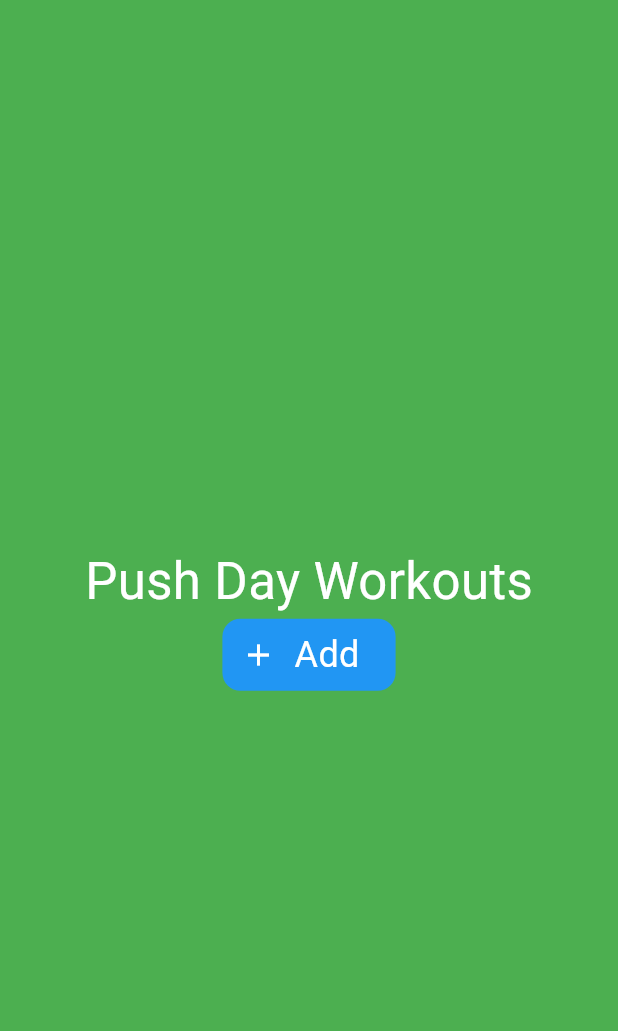
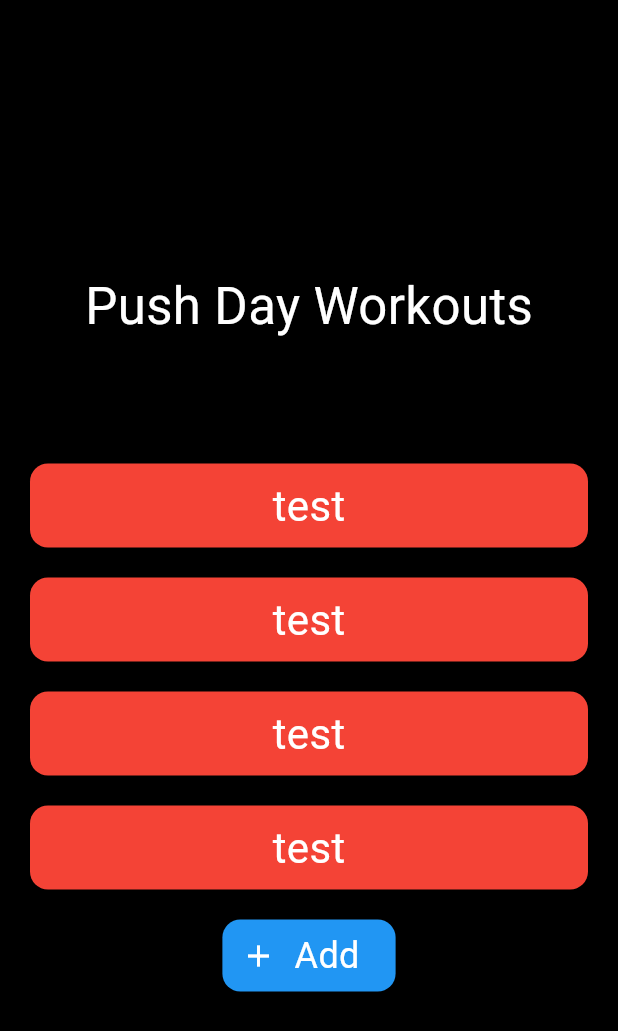
Before and after one commit to KnownBlackHat/Workout-Logger, a Flutter app: the screen it shows after launch, after a tap on "Push", on a phone screen of 412 x 824 dp. Shown: the top 1031 px of the screen. Run offline on Flutter 3.47's test engine with Material 3 defaults, Android fonts, the phone set to English and light mode, and no system bars; network calls fail.

Commit message:
feat: create workout component

```diff
--- a/lib/screens/splits_screen.dart
+++ b/lib/screens/splits_screen.dart
@@ -1,4 +1,5 @@
 import "package:flutter/material.dart";
+import "package:workout_logger/screens/workout_component.dart";
 
 class SplitsScreen extends StatelessWidget {
   final String _muscle;
@@ -8,16 +9,25 @@ class SplitsScreen extends StatelessWidget {
   @override
   Widget build(BuildContext context) {
     return Scaffold(
-      backgroundColor: Colors.green,
-      body: Center(
-        child: Column(
-          mainAxisSize: MainAxisSize.min,
-          mainAxisAlignment: MainAxisAlignment.center,
+      backgroundColor: Colors.black,
+      body: Column(
+        mainAxisAlignment: MainAxisAlignment.start,
+        crossAxisAlignment: CrossAxisAlignment.center,
         children: [
-            Text(
+          SizedBox(height: 180),
+          Center(
+            child: Text(
               "$_muscle Day Workouts",
               style: TextStyle(color: Colors.white, fontSize: 34),
             ),
+          ),
+          SizedBox(height: 80),
+
+          Workout("test"),
+          Workout("test"),
+          Workout("test"),
+          Workout("test"),
+
           Container(
             decoration: BoxDecoration(
               color: Colors.blue,
@@ -28,14 +38,14 @@ class SplitsScreen extends StatelessWidget {
               children: [
                 IconButton(
                   onPressed: null,
-                    icon: Icon(Icons.add, color: Colors.white),
+                  icon: const Icon(Icons.add, color: Colors.white),
                   color: Colors.white,
                   iconSize: 24.0,
                   tooltip: "Add",
                 ),
                 Container(
-                    margin: EdgeInsets.only(right: 24.0),
-                    child: Text(
+                  margin: const EdgeInsets.only(right: 24.0),
+                  child: const Text(
                     "Add",
                     style: TextStyle(color: Colors.white, fontSize: 24),
                   ),
@@ -45,7 +55,6 @@ class SplitsScreen extends StatelessWidget {
           ),
         ],
       ),
-      ),
     );
   }
 }
--- /dev/null
+++ b/lib/screens/workout_component.dart
@@ -0,0 +1,38 @@
+import "package:flutter/material.dart";
+
+class Workout extends StatelessWidget {
+  final String _name;
+
+  const Workout(this._name, {super.key});
+
+  @override
+  Widget build(BuildContext context) {
+    return Column(
+      children: [
+        Container(
+          margin: EdgeInsets.only(left: 20.0, right: 20.0),
+          decoration: BoxDecoration(
+            color: Colors.red,
+            borderRadius: BorderRadius.circular(12.0),
+          ),
+
+          child: Row(
+            mainAxisSize: MainAxisSize.max,
+            mainAxisAlignment: MainAxisAlignment.center,
+            children: [
+              Container(
+                margin: const EdgeInsets.all(8.0),
+                child: Text(
+                  _name,
+                  style: const TextStyle(color: Colors.white, fontSize: 28),
+                  textAlign: TextAlign.center,
+                ),
+              ),
+            ],
+          ),
+        ),
+        SizedBox(height: 20),
+      ],
+    );
+  }
+}
```
Lines whose indentation alone changed are shown as unchanged.
